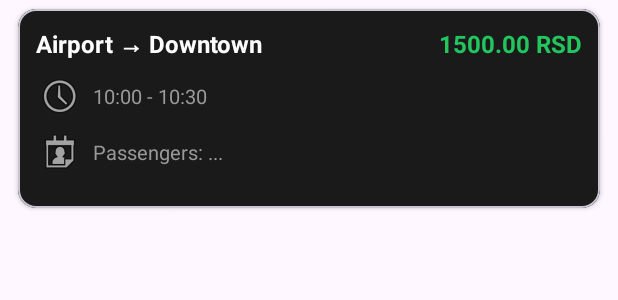
After one commit to kzi-nastava/mrs-team26-Pekari, an Android app: the layout item_driver_history.xml on its own in the app's theme, with its tools: preview values and no code run, on a phone screen of 412 x 824 dp. The commit adds this screen. Shown: the top 300 px of the screen. Run offline under Robolectric (Android 15) with nearby library versions, the phone set to English and light mode, and no system bars.

Commit message:
feat: add bottom navigation bar

```diff
--- /dev/null
+++ b/mobile/app/src/main/res/drawable/baseline_history_24.xml
@@ -0,0 +1,5 @@
+<vector xmlns:android="http://schemas.android.com/apk/res/android" android:height="20dp" android:tint="#000000" android:viewportHeight="24" android:viewportWidth="24" android:width="20dp">
+
+    <path android:fillColor="@android:color/white" android:pathData="M13,3c-4.97,0 -9,4.03 -9,9L1,12l3.89,3.89 0.07,0.14L9,12L6,12c0,-3.87 3.13,-7 7,-7s7,3.13 7,7 -3.13,7 -7,7c-1.93,0 -3.68,-0.79 -4.94,-2.06l-1.42,1.42C8.27,19.99 10.51,21 13,21c4.97,0 9,-4.03 9,-9s-4.03,-9 -9,-9zM12,8v5l4.28,2.54 0.72,-1.21 -3.5,-2.08L13.5,8L12,8z"/>
+
+</vector>
--- /dev/null
+++ b/mobile/app/src/main/res/drawable/dashboard.xml
@@ -0,0 +1,5 @@
+<vector xmlns:android="http://schemas.android.com/apk/res/android" android:height="20dp" android:tint="#000000" android:viewportHeight="960" android:viewportWidth="960" android:width="20dp">
+
+    <path android:fillColor="@android:color/white" android:pathData="M481,80Q562,80 607.5,141Q653,202 685,280Q711,343 735,420Q759,497 786,575Q812,650 843,716Q874,782 915,829Q923,838 922,850Q921,862 913,871Q905,880 894,881Q883,882 872,874Q793,812 742,735.5Q691,659 639,602Q605,564 566.5,542Q528,520 481,520Q434,520 395.5,542Q357,564 323,602Q271,659 220,735.5Q169,812 90,874Q79,882 68,881Q57,880 49,871Q41,862 40,850Q39,838 47,829Q88,782 119,716Q150,650 176,575Q203,497 227,420Q251,343 277,280Q309,202 354.5,141Q400,80 481,80ZM481,160Q436,160 410,199Q384,238 364,280Q338,336 317.5,400.5Q297,465 272,540Q292,519 310.5,503Q329,487 349,474Q381,455 412.5,447.5Q444,440 481,440Q518,440 549.5,447.5Q581,455 613,474Q633,487 651.5,503Q670,519 690,540Q665,465 644.5,400.5Q624,336 598,280Q578,238 552,199Q526,160 481,160ZM481,440Q481,440 481,440Q481,440 481,440Q481,440 481,440Q481,440 481,440Q481,440 481,440Q481,440 481,440Q481,440 481,440Q481,440 481,440Q481,440 481,440Q481,440 481,440Q481,440 481,440Q481,440 481,440Q481,440 481,440Q481,440 481,440Q481,440 481,440Q481,440 481,440Z"/>
+
+</vector>
--- /dev/null
+++ b/mobile/app/src/main/res/layout/item_driver_history.xml
@@ -0,0 +1,116 @@
+<?xml version="1.0" encoding="utf-8"?>
+<com.google.android.material.card.MaterialCardView
+    xmlns:android="http://schemas.android.com/apk/res/android"
+    xmlns:app="http://schemas.android.com/apk/res-auto"
+    android:layout_width="match_parent"
+    android:layout_height="wrap_content"
+    android:layout_marginStart="12dp"
+    android:layout_marginEnd="12dp"
+    android:layout_marginTop="6dp"
+    android:layout_marginBottom="6dp"
+    app:cardBackgroundColor="@color/card_surface"
+    app:cardCornerRadius="12dp"
+    app:cardElevation="2dp">
+
+    <LinearLayout
+        android:layout_width="match_parent"
+        android:layout_height="wrap_content"
+        android:orientation="vertical"
+        android:padding="12dp">
+
+        <!-- Route Section -->
+        <LinearLayout
+            android:layout_width="match_parent"
+            android:layout_height="wrap_content"
+            android:orientation="horizontal"
+            android:gravity="center_vertical">
+
+            <TextView
+                android:id="@+id/txtRoute"
+                android:layout_width="0dp"
+                android:layout_height="wrap_content"
+                android:layout_weight="1"
+                android:textColor="@color/text_primary"
+                android:textStyle="bold"
+                android:textSize="16sp"
+                android:text="Airport → Downtown"
+                android:ellipsize="end"
+                android:maxLines="2" />
+
+            <TextView
+                android:id="@+id/txtPrice"
+                android:layout_width="wrap_content"
+                android:layout_height="wrap_content"
+                android:layout_marginStart="12dp"
+                android:textColor="@color/accent_success"
+                android:textStyle="bold"
+                android:textSize="16sp"
+                android:text="1500.00 RSD" />
+        </LinearLayout>
+
+        <!-- Time Section -->
+        <TextView
+            android:id="@+id/txtTime"
+            android:layout_width="wrap_content"
+            android:layout_height="wrap_content"
+            android:layout_marginTop="7dp"
+            android:textColor="@color/text_tertiary"
+            android:textSize="13sp"
+            android:gravity="center_vertical"
+            android:drawableStart="@android:drawable/ic_menu_recent_history"
+            android:drawablePadding="6dp"
+            android:text="10:00 - 10:30" />
+
+        <!-- Passengers Section -->
+        <TextView
+            android:id="@+id/txtPassengers"
+            android:layout_width="wrap_content"
+            android:layout_height="wrap_content"
+            android:layout_marginTop="5dp"
+            android:textColor="@color/text_tertiary"
+            android:textSize="13sp"
+            android:gravity="center_vertical"
+            android:drawableStart="@android:drawable/ic_menu_my_calendar"
+            android:drawablePadding="6dp"
+            android:text="Passengers: ..." />
+
+        <!-- Status Indicators Section -->
+        <LinearLayout
+            android:layout_width="match_parent"
+            android:layout_height="wrap_content"
+            android:orientation="vertical"
+            android:layout_marginTop="9dp">
+
+            <!-- Canceled Indicator -->
+            <TextView
+                android:id="@+id/txtCanceled"
+                android:layout_width="wrap_content"
+                android:layout_height="wrap_content"
+                android:visibility="gone"
+                android:textColor="@color/accent_danger"
+                android:textStyle="bold"
+                android:textSize="13sp"
+                android:gravity="center_vertical"
+                android:drawableStart="@android:drawable/ic_delete"
+                android:drawablePadding="6dp"
+                android:text="Canceled by passenger" />
+
+            <!-- Panic Indicator -->
+            <TextView
+                android:id="@+id/txtPanic"
+                android:layout_width="wrap_content"
+                android:layout_height="wrap_content"
+                android:layout_marginTop="3dp"
+                android:visibility="gone"
+                android:textColor="@color/accent_danger"
+                android:textStyle="bold"
+                android:textSize="13sp"
+                android:gravity="center_vertical"
+                android:drawableStart="@android:drawable/ic_dialog_alert"
+                android:drawablePadding="6dp"
+                android:text="⚠ PANIC triggered" />
+        </LinearLayout>
+
+    </LinearLayout>
+
+</com.google.android.material.card.MaterialCardView>
--- a/mobile/app/src/main/res/values/colors.xml
+++ b/mobile/app/src/main/res/values/colors.xml
@@ -2,4 +2,24 @@
 <resources>
     <color name="black">#FF000000</color>
     <color name="white">#FFFFFFFF</color>
+
+    <!-- Design System Colors -->
+    <!-- Primary Background -->
+    <color name="bg_primary">#0f0f0f</color>
+    <!-- Card Surface -->
+    <color name="card_surface">#1a1a1a</color>
+    <!-- Primary Text -->
+    <color name="text_primary">#ffffff</color>
+    <!-- Secondary Text -->
+    <color name="text_secondary">#a1a1a1</color>
+    <!-- Accent (Success) -->
+    <color name="accent_success">#22c55e</color>
+    <!-- Danger (Panic) -->
+    <color name="accent_danger">#ef4444</color>
+    <!-- Tertiary Text -->
+    <color name="text_tertiary">#999999</color>
+    <!-- Divider -->
+    <color name="divider">#333333</color>
+    <!-- Subtle Text -->
+    <color name="text_subtle">#888888</color>
 </resources>
```
Also changed, not shown: mobile/app/src/main/java/com/example/blackcar/presentation/home/MainActivity.java (added, +59 -0 lines), mobile/app/src/main/java/com/example/blackcar/presentation/views/MainActivity.java (deleted, +0 -29 lines), mobile/app/src/main/res/layout/activity_main.xml (+32 -14 lines), mobile/app/src/main/res/layout/content_main.xml (deleted, +0 -18 lines), mobile/app/src/main/res/layout/fragment_driver_history.xml (added, +117 -0 lines), mobile/app/src/main/res/layout/fragment_home.xml (added, +95 -0 lines), mobile/app/src/main/res/menu/bottom_nav_menu.xml (added, +12 -0 lines), mobile/app/src/main/res/menu/menu_main.xml (deleted, +0 -10 lines), mobile/app/src/main/res/navigation/nav_graph.xml (+25 -1 lines), mobile/app/src/main/res/values/strings.xml (+16 -0 lines), 2 other files.
